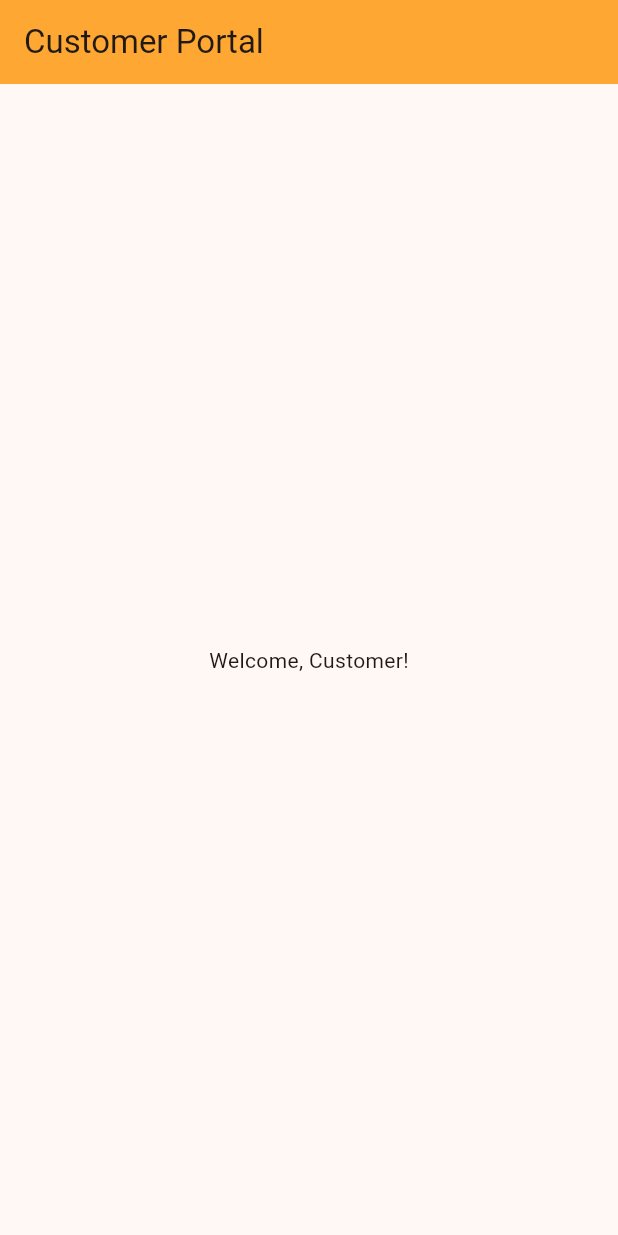
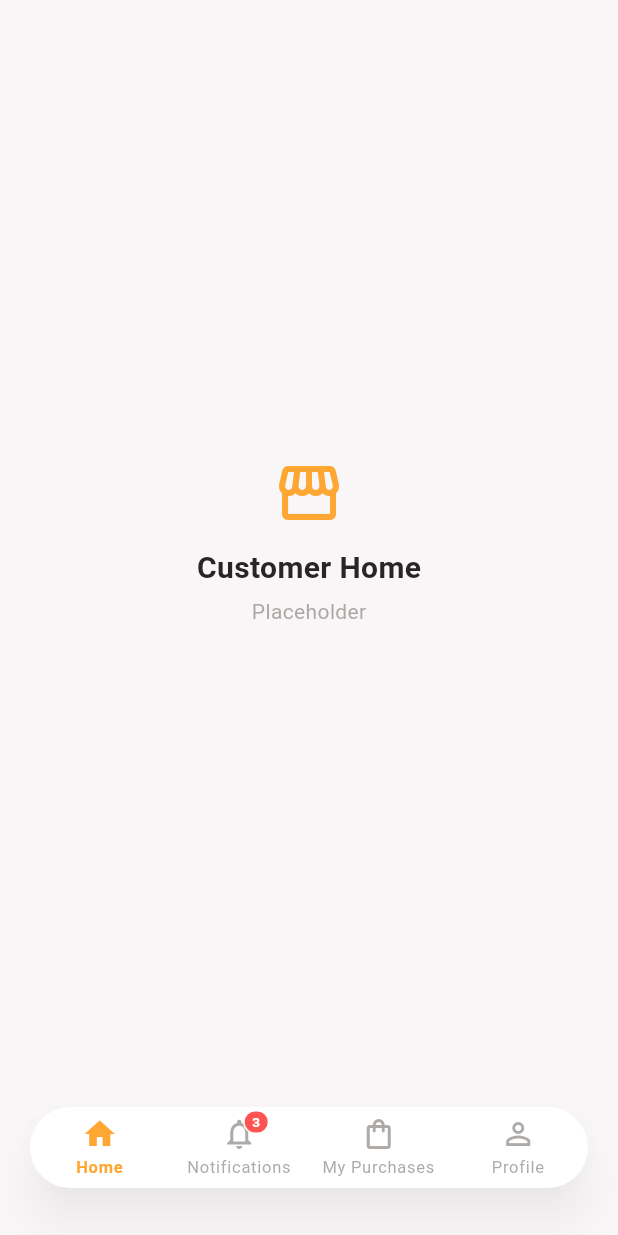
Before and after one commit to Moojie12/Sari-Sari-App, a Flutter app: the screen it shows after launch, after a tap on "Login", on a phone screen of 412 x 824 dp. Run offline on Flutter 3.47's test engine with Material 3 defaults, Android fonts, the phone set to English and light mode, and no system bars.

Commit message:
Update customer db to CustomerDashboard and style employee and owner dashboards

```diff
--- /dev/null
+++ b/lib/users/customer_db/customer_dashboard.dart
@@ -0,0 +1,87 @@
+import 'package:flutter/material.dart';
+import '../../core/theme/app_colors.dart';
+import 'customer_floating_nav_bar.dart';
+import 'customer_home_page.dart';
+import 'customer_notifications_page.dart';
+import 'customer_purchases_page.dart';
+import 'customer_profile_page.dart';
+
+/// Main shell for the customer-facing side of the app.
+///
+/// Owns the selected bottom-navigation index and displays the matching
+/// page above a floating bottom navigation bar. Tab pages are kept in an
+/// [IndexedStack] so switching tabs does not rebuild or discard their
+/// state (e.g. scroll position) — only the visible child changes.
+///
+/// This shell only wires up navigation. The four tab pages
+/// (`CustomerHomePage`, `CustomerNotificationsPage`,
+/// `CustomerPurchasesPage`, `CustomerProfilePage`) are still placeholders;
+/// their real functionality is implemented separately inside each page's
+/// own file.
+class CustomerDashboard extends StatefulWidget {
+  const CustomerDashboard({super.key});
+
+  @override
+  State<CustomerDashboard> createState() => _CustomerDashboardState();
+}
+
+class _CustomerDashboardState extends State<CustomerDashboard> {
+  int _selectedIndex = 0;
+
+  // Mock/temporary unread-notification count shown as a badge on the
+  // "Notifications" tab.
+  // TODO: Replace with a real value, e.g. sourced from a notifications
+  // repository/provider, once notifications are implemented.
+  final int _unreadNotificationCount = 3;
+
+  static const List<Widget> _pages = [
+    CustomerHomePage(),
+    CustomerNotificationsPage(),
+    CustomerPurchasesPage(),
+    CustomerProfilePage(),
+  ];
+
+  void _onDestinationSelected(int index) {
+    if (index == _selectedIndex) return;
+    setState(() => _selectedIndex = index);
+  }
+
+  @override
+  Widget build(BuildContext context) {
+    final bottomSafeInset = MediaQuery.of(context).padding.bottom;
+    // Height of the floating nav bar (66) + its bottom margin (matches the
+    // SafeArea `minimum` in CustomerFloatingNavBar) + a small breathing gap
+    // so page content never sits underneath the floating bar.
+    final navBarClearance =
+        54.0 + (bottomSafeInset > 32.0 ? bottomSafeInset : 32.0) + 16.0;
+
+    return Scaffold(
+      backgroundColor: AppColors.lightBackground,
+      body: Stack(
+        children: [
+          // Tab content. IndexedStack builds all four pages once and keeps
+          // them alive, so switching tabs preserves each page's state
+          // instead of recreating it from scratch.
+          Padding(
+            padding: EdgeInsets.only(bottom: navBarClearance),
+            child: IndexedStack(
+              index: _selectedIndex,
+              children: _pages,
+            ),
+          ),
+          // Floating bottom navigation bar, pinned to the bottom edge.
+          Positioned(
+            left: 0,
+            right: 0,
+            bottom: 0,
+            child: CustomerFloatingNavBar(
+              selectedIndex: _selectedIndex,
+              onDestinationSelected: _onDestinationSelected,
+              notificationBadgeCount: _unreadNotificationCount,
+            ),
+          ),
+        ],
+      ),
+    );
+  }
+}
--- a/lib/users/customer_db/customer_db.dart
+++ b/lib/users/customer_db/customer_db.dart
@@ -1,18 +1,22 @@
 import 'package:flutter/material.dart';
 
+import 'customer_dashboard.dart';
+
+/// Entry point widget for the customer side of the app.
+///
+/// This is the widget your login/authentication flow already navigates to
+/// once a customer signs in. It now delegates straight to
+/// [CustomerDashboard], which owns the floating bottom navigation bar and
+/// the four customer tabs (Home, Notifications, My Purchases, Profile).
+///
+/// Kept as its own class — rather than deleted or renamed — so nothing
+/// elsewhere in your app that references `CustomerDb()` (e.g. in your
+/// auth/login flow) needs to change.
 class CustomerDb extends StatelessWidget {
   const CustomerDb({super.key});
 
   @override
   Widget build(BuildContext context) {
-    return Scaffold(
-      appBar: AppBar(
-        title: const Text('Customer Portal'),
-        backgroundColor: const Color(0xFFFFA733),
-      ),
-      body: const Center(
-        child: Text('Welcome, Customer!'),
-      ),
-    );
+    return const CustomerDashboard();
   }
 }
--- /dev/null
+++ b/lib/users/customer_db/customer_floating_nav_bar.dart
@@ -0,0 +1,198 @@
+import 'package:flutter/material.dart';
+import '../../core/theme/app_colors.dart';
+
+/// Configuration for a single destination in [CustomerFloatingNavBar].
+class _CustomerNavDestination {
+  const _CustomerNavDestination({
+    required this.icon,
+    required this.selectedIcon,
+    required this.label,
+  });
+
+  final IconData icon;
+  final IconData selectedIcon;
+  final String label;
+}
+
+/// Modern floating bottom navigation bar for the customer app shell.
+///
+/// This widget is purely presentational: it is given the currently
+/// [selectedIndex] and reports taps through [onDestinationSelected].
+/// It does not manage any navigation state itself — that is owned by
+/// `CustomerDashboard`.
+///
+/// [notificationBadgeCount] is a temporary/mock value used to render an
+/// unread-notifications badge on the "Notifications" destination. Replace
+/// it with real data once notifications are implemented (see TODO below).
+class CustomerFloatingNavBar extends StatelessWidget {
+  const CustomerFloatingNavBar({
+    super.key,
+    required this.selectedIndex,
+    required this.onDestinationSelected,
+    this.notificationBadgeCount = 0,
+  });
+
+  final int selectedIndex;
+  final ValueChanged<int> onDestinationSelected;
+
+  // TODO: Replace this mock count with the real unread-notification count
+  // once notification data is available (see CustomerNotificationsPage).
+  final int notificationBadgeCount;
+
+  static const List<_CustomerNavDestination> _destinations = [
+    _CustomerNavDestination(
+      icon: Icons.home_outlined,
+      selectedIcon: Icons.home,
+      label: 'Home',
+    ),
+    _CustomerNavDestination(
+      icon: Icons.notifications_none_outlined,
+      selectedIcon: Icons.notifications,
+      label: 'Notifications',
+    ),
+    _CustomerNavDestination(
+      icon: Icons.shopping_bag_outlined,
+      selectedIcon: Icons.shopping_bag,
+      label: 'My Purchases',
+    ),
+    _CustomerNavDestination(
+      icon: Icons.person_outline,
+      selectedIcon: Icons.person,
+      label: 'Profile',
+    ),
+  ];
+
+  /// Index of the "Notifications" destination, used to attach the badge.
+  static const int _notificationsIndex = 1;
+
+  @override
+  Widget build(BuildContext context) {
+    return SafeArea(
+      top: false,
+      minimum: const EdgeInsets.only(bottom: 32),
+      child: Padding(
+        padding: const EdgeInsets.symmetric(horizontal: 20),
+        child: Material(
+          elevation: 12,
+          shadowColor: Colors.black.withValues(alpha: 0.25),
+          borderRadius: BorderRadius.circular(28),
+          color: AppColors.cardWhite,
+          child: SizedBox(
+            height: 54,
+            child: Row(
+              mainAxisAlignment: MainAxisAlignment.spaceEvenly,
+              children: List.generate(_destinations.length, (index) {
+                final destination = _destinations[index];
+                final isSelected = index == selectedIndex;
+                final showBadge =
+                    index == _notificationsIndex && notificationBadgeCount > 0;
+
+                return Expanded(
+                  child: _CustomerNavItem(
+                    destination: destination,
+                    isSelected: isSelected,
+                    badgeCount: showBadge ? notificationBadgeCount : null,
+                    onTap: () => onDestinationSelected(index),
+                  ),
+                );
+              }),
+            ),
+          ),
+        ),
+      ),
+    );
+  }
+}
+
+class _CustomerNavItem extends StatelessWidget {
+  const _CustomerNavItem({
+    required this.destination,
+    required this.isSelected,
+    required this.onTap,
+    this.badgeCount,
+  });
+
+  final _CustomerNavDestination destination;
+  final bool isSelected;
+  final VoidCallback onTap;
+  final int? badgeCount;
+
+  @override
+  Widget build(BuildContext context) {
+    final theme = Theme.of(context);
+    const activeColor = AppColors.primaryOrange;
+    final inactiveColor = AppColors.secondaryText.withValues(alpha: 0.6);
+    final color = isSelected ? activeColor : inactiveColor;
+
+    return InkWell(
+      onTap: onTap,
+      borderRadius: BorderRadius.circular(24),
+      child: Padding(
+        padding: const EdgeInsets.symmetric(vertical: 2, horizontal: 4),
+        child: Column(
+          mainAxisAlignment: MainAxisAlignment.center,
+          mainAxisSize: MainAxisSize.min,
+          children: [
+            Stack(
+              clipBehavior: Clip.none,
+              children: [
+                Icon(
+                  isSelected ? destination.selectedIcon : destination.icon,
+                  color: color,
+                  size: 24,
+                ),
+                if (badgeCount != null)
+                  Positioned(
+                    right: -8,
+                    top: -4,
+                    child: _NotificationBadge(count: badgeCount!),
+                  ),
+              ],
+            ),
+            const SizedBox(height: 2),
+            Text(
+              destination.label,
+              style: theme.textTheme.labelSmall?.copyWith(
+                color: color,
+                fontWeight: isSelected ? FontWeight.w600 : FontWeight.w400,
+              ),
+              maxLines: 1,
+              overflow: TextOverflow.ellipsis,
+              textAlign: TextAlign.center,
+            ),
+          ],
+        ),
+      ),
+    );
+  }
+}
+
+class _NotificationBadge extends StatelessWidget {
+  const _NotificationBadge({required this.count});
+
+  final int count;
+
+  @override
+  Widget build(BuildContext context) {
+    final label = count > 9 ? '9+' : '$count';
+    return Container(
+      padding: const EdgeInsets.symmetric(horizontal: 5, vertical: 1),
+      constraints: const BoxConstraints(minWidth: 16, minHeight: 16),
+      decoration: BoxDecoration(
+        color: Colors.redAccent,
+        borderRadius: BorderRadius.circular(10),
+        border: Border.all(color: Colors.white, width: 1),
+      ),
+      alignment: Alignment.center,
+      child: Text(
+        label,
+        style: const TextStyle(
+          color: Colors.white,
+          fontSize: 9,
+          fontWeight: FontWeight.bold,
+          height: 1,
+        ),
+      ),
+    );
+  }
+}
--- /dev/null
+++ b/lib/users/customer_db/customer_home_page.dart
@@ -0,0 +1,43 @@
+import 'package:flutter/material.dart';
+import '../../core/theme/app_colors.dart';
+
+/// Placeholder page for the customer "Home" tab.
+///
+/// TODO: Replace with the real shopping experience: product cards,
+/// product search, categories, cart, checkout, and payment.
+class CustomerHomePage extends StatelessWidget {
+  const CustomerHomePage({super.key});
+
+  @override
+  Widget build(BuildContext context) {
+    return Center(
+      child: Column(
+        mainAxisSize: MainAxisSize.min,
+        children: [
+          Icon(
+            Icons.storefront_outlined,
+            size: 48,
+            color: AppColors.primaryOrange,
+          ),
+          const SizedBox(height: 12),
+          const Text(
+            'Customer Home',
+            style: TextStyle(
+              color: AppColors.darkText,
+              fontSize: 20,
+              fontWeight: FontWeight.bold,
+            ),
+          ),
+          const SizedBox(height: 4),
+          Text(
+            'Placeholder',
+            style: TextStyle(
+              color: AppColors.secondaryText.withValues(alpha: 0.6),
+              fontSize: 14,
+            ),
+          ),
+        ],
+      ),
+    );
+  }
+}
--- /dev/null
+++ b/lib/users/customer_db/customer_notifications_page.dart
@@ -0,0 +1,46 @@
+import 'package:flutter/material.dart';
+import '../../core/theme/app_colors.dart';
+
+/// Placeholder page for the customer "Notifications" tab.
+///
+/// TODO: Replace with the real notification list once implemented.
+/// Note: the unread-count badge shown on the bottom nav icon is currently
+/// a mock value owned by `CustomerDashboard` — wire it to real data
+/// (e.g. from a notifications provider/repository) when this page is
+/// implemented.
+class CustomerNotificationsPage extends StatelessWidget {
+  const CustomerNotificationsPage({super.key});
+
+  @override
+  Widget build(BuildContext context) {
+    return Center(
+      child: Column(
+        mainAxisSize: MainAxisSize.min,
+        children: [
+          Icon(
+            Icons.notifications_none_outlined,
+            size: 48,
+            color: AppColors.primaryOrange,
+          ),
+          const SizedBox(height: 12),
+          const Text(
+            'Notifications',
+            style: TextStyle(
+              color: AppColors.darkText,
+              fontSize: 20,
+              fontWeight: FontWeight.bold,
+            ),
+          ),
+          const SizedBox(height: 4),
+          Text(
+            'Placeholder',
+            style: TextStyle(
+              color: AppColors.secondaryText.withValues(alpha: 0.6),
+              fontSize: 14,
+            ),
+          ),
+        ],
+      ),
+    );
+  }
+}
--- /dev/null
+++ b/lib/users/customer_db/customer_profile_page.dart
@@ -0,0 +1,44 @@
+import 'package:flutter/material.dart';
+import '../../core/theme/app_colors.dart';
+
+/// Placeholder page for the customer "Profile" tab.
+///
+/// TODO: Replace with the real profile experience: customer name and
+/// profile picture, account verification status, contact information,
+/// delivery addresses, account settings, password management, and logout.
+class CustomerProfilePage extends StatelessWidget {
+  const CustomerProfilePage({super.key});
+
+  @override
+  Widget build(BuildContext context) {
+    return Center(
+      child: Column(
+        mainAxisSize: MainAxisSize.min,
+        children: [
+          const Icon(
+            Icons.person_outline,
+            size: 48,
+            color: AppColors.primaryOrange,
+          ),
+          const SizedBox(height: 12),
+          const Text(
+            'Profile',
+            style: TextStyle(
+              color: AppColors.darkText,
+              fontSize: 20,
+              fontWeight: FontWeight.bold,
+            ),
+          ),
+          const SizedBox(height: 4),
+          Text(
+            'Placeholder',
+            style: TextStyle(
+              color: AppColors.secondaryText.withValues(alpha: 0.6),
+              fontSize: 14,
+            ),
+          ),
+        ],
+      ),
+    );
+  }
+}
--- /dev/null
+++ b/lib/users/customer_db/customer_purchases_page.dart
@@ -0,0 +1,44 @@
+import 'package:flutter/material.dart';
+import '../../core/theme/app_colors.dart';
+
+/// Placeholder page for the customer "My Purchases" tab.
+///
+/// TODO: Replace with the real order-tracking experience, including the
+/// order-status categories: All, To Pay, To Ship, To Receive, Completed,
+/// Cancelled (e.g. as a TabBar/TabBarView above the order list).
+class CustomerPurchasesPage extends StatelessWidget {
+  const CustomerPurchasesPage({super.key});
+
+  @override
+  Widget build(BuildContext context) {
+    return Center(
+      child: Column(
+        mainAxisSize: MainAxisSize.min,
+        children: [
+          const Icon(
+            Icons.shopping_bag_outlined,
+            size: 48,
+            color: AppColors.primaryOrange,
+          ),
+          const SizedBox(height: 12),
+          const Text(
+            'My Purchases',
+            style: TextStyle(
+              color: AppColors.darkText,
+              fontSize: 20,
+              fontWeight: FontWeight.bold,
+            ),
+          ),
+          const SizedBox(height: 4),
+          Text(
+            'Placeholder',
+            style: TextStyle(
+              color: AppColors.secondaryText.withValues(alpha: 0.6),
+              fontSize: 14,
+            ),
+          ),
+        ],
+      ),
+    );
+  }
+}
--- a/lib/users/employee_db/employee_db.dart
+++ b/lib/users/employee_db/employee_db.dart
@@ -1,4 +1,5 @@
 import 'package:flutter/material.dart';
+import '../../core/theme/app_colors.dart';
 
 class EmployeeDb extends StatelessWidget {
   const EmployeeDb({super.key});
@@ -6,12 +7,24 @@ class EmployeeDb extends StatelessWidget {
   @override
   Widget build(BuildContext context) {
     return Scaffold(
+      backgroundColor: AppColors.lightBackground,
       appBar: AppBar(
-        title: const Text('Employee Dashboard'),
-        backgroundColor: const Color(0xFFFFA733),
+        title: const Text(
+          'Employee Dashboard',
+          style: TextStyle(color: Colors.white, fontWeight: FontWeight.bold),
+        ),
+        backgroundColor: AppColors.primaryOrange,
+        iconTheme: const IconThemeData(color: Colors.white),
       ),
       body: const Center(
-        child: Text('Welcome, Employee!'),
+        child: Text(
+          'Welcome, Employee!',
+          style: TextStyle(
+            color: AppColors.darkText,
+            fontSize: 18,
+            fontWeight: FontWeight.w500,
+          ),
+        ),
       ),
     );
   }
--- a/lib/users/owner_db/owner_db.dart
+++ b/lib/users/owner_db/owner_db.dart
@@ -1,4 +1,5 @@
 import 'package:flutter/material.dart';
+import '../../core/theme/app_colors.dart';
 
 class OwnerDb extends StatelessWidget {
   const OwnerDb({super.key});
@@ -6,12 +7,24 @@ class OwnerDb extends StatelessWidget {
   @override
   Widget build(BuildContext context) {
     return Scaffold(
+      backgroundColor: AppColors.lightBackground,
       appBar: AppBar(
-        title: const Text('Owner Dashboard'),
-        backgroundColor: const Color(0xFFFFA733),
+        title: const Text(
+          'Owner Dashboard',
+          style: TextStyle(color: Colors.white, fontWeight: FontWeight.bold),
+        ),
+        backgroundColor: AppColors.primaryOrange,
+        iconTheme: const IconThemeData(color: Colors.white),
       ),
       body: const Center(
-        child: Text('Welcome, Owner!'),
+        child: Text(
+          'Welcome, Owner!',
+          style: TextStyle(
+            color: AppColors.darkText,
+            fontSize: 18,
+            fontWeight: FontWeight.w500,
+          ),
+        ),
       ),
     );
   }
```
